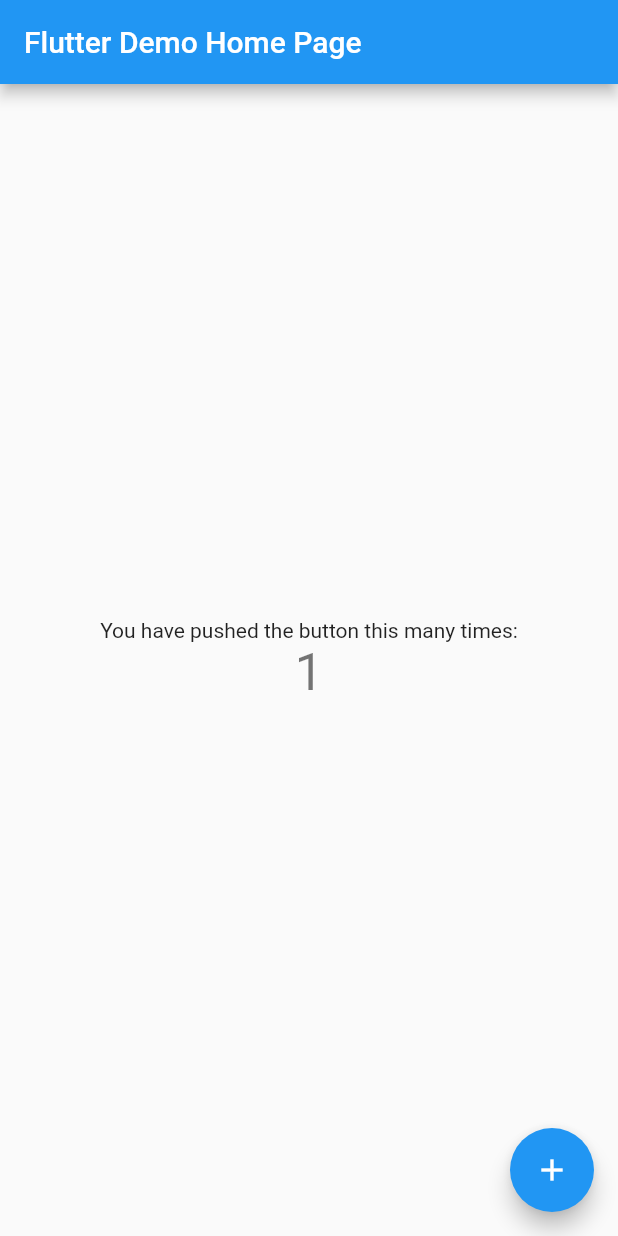
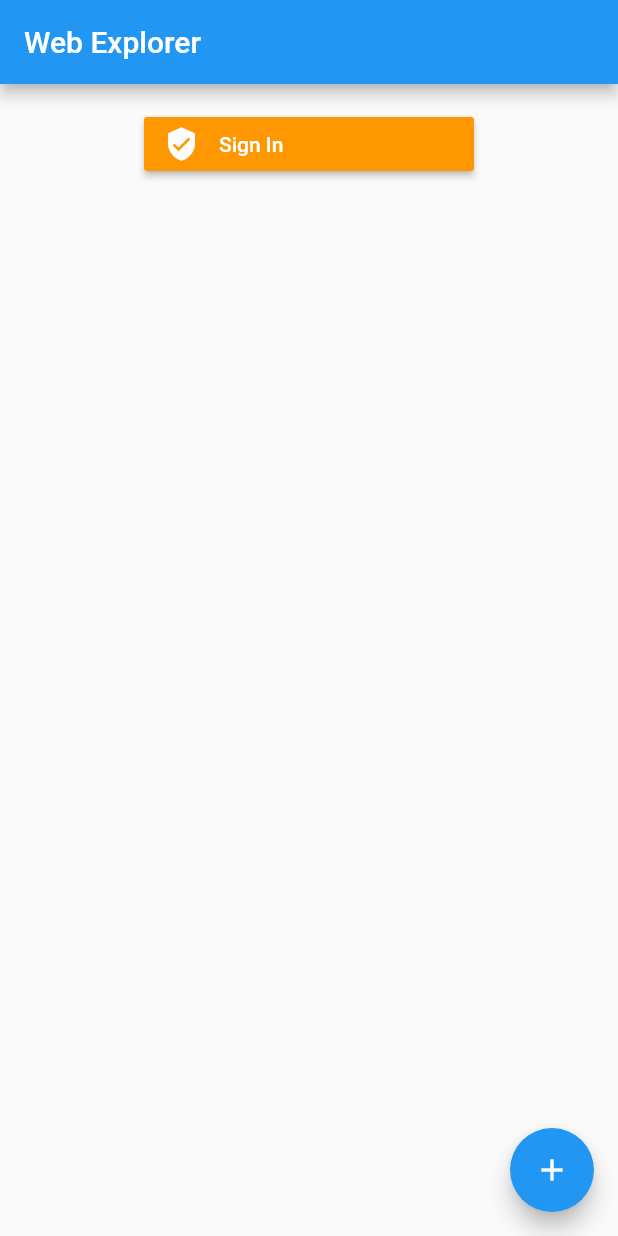
Before and after one commit to kouMatsumoto/web_explorer, a Flutter app: the screen it shows after launch, after a tap on the "add" icon, on a phone screen of 412 x 824 dp. Run offline on Flutter 3.47's test engine with Material 2 defaults, Android fonts, the phone set to English and light mode, and no system bars; our stand-ins replace firebase_auth, firebase_core, flutter_signin_button, google_sign_in, webview_flutter; accounts and stored records are empty.

```diff
--- a/lib/main.dart
+++ b/lib/main.dart
@@ -1,44 +1,42 @@
+import 'dart:io';
+
 import 'package:flutter/material.dart';
+import 'package:google_sign_in/google_sign_in.dart';
+import 'package:webview_flutter/webview_flutter.dart';
+import 'package:firebase_auth/firebase_auth.dart';
+import 'package:firebase_core/firebase_core.dart';
+import 'package:flutter_signin_button/button_builder.dart';
 
-void main() {
-  runApp(MyApp());
+Future<UserCredential> signInWithGoogle() async {
+  try {
+    final GoogleSignInAccount googleUser = await GoogleSignIn().signIn();
+    final GoogleSignInAuthentication googleAuth = await googleUser.authentication;
+    final credential = GoogleAuthProvider.credential(accessToken: googleAuth.accessToken, idToken: googleAuth.idToken);
+
+    print('GoogleSignIn credential: ' + credential.toString());
+    return await FirebaseAuth.instance.signInWithCredential(credential);
+
+  } on Exception catch (e) {
+    print('Exception: ' + e.toString());
+  }
 }
 
-class MyApp extends StatelessWidget {
-  // This widget is the root of your application.
+Future<void> main() async {
+  WidgetsFlutterBinding.ensureInitialized();
+  await Firebase.initializeApp();
+  await FirebaseAuth.instance.useEmulator('http://localhost:9099'); // to use the auth emulator for testing
+  runApp(App());
+}
+
+class App extends StatelessWidget {
   @override
   Widget build(BuildContext context) {
-    return MaterialApp(
-      title: 'Flutter Demo',
-      theme: ThemeData(
-        // This is the theme of your application.
-        //
-        // Try running your application with "flutter run". You'll see the
-        // application has a blue toolbar. Then, without quitting the app, try
-        // changing the primarySwatch below to Colors.green and then invoke
-        // "hot reload" (press "r" in the console where you ran "flutter run",
-        // or simply save your changes to "hot reload" in a Flutter IDE).
-        // Notice that the counter didn't reset back to zero; the application
-        // is not restarted.
-        primarySwatch: Colors.blue,
-      ),
-      home: MyHomePage(title: 'Flutter Demo Home Page'),
-    );
+    return MaterialApp(title: 'Web Explorer', theme: ThemeData(primarySwatch: Colors.blue), home: MyHomePage());
   }
 }
 
 class MyHomePage extends StatefulWidget {
   MyHomePage({Key key, this.title}) : super(key: key);
-
-  // This widget is the home page of your application. It is stateful, meaning
-  // that it has a State object (defined below) that contains fields that affect
-  // how it looks.
-
-  // This class is the configuration for the state. It holds the values (in this
-  // case the title) provided by the parent (in this case the App widget) and
-  // used by the build method of the State. Fields in a Widget subclass are
-  // always marked "final".
-
   final String title;
 
   @override
@@ -46,7 +44,7 @@ class MyHomePage extends StatefulWidget {
 }
 
 class _MyHomePageState extends State<MyHomePage> {
-  int _counter = 0;
+  User _user;
 
   void _incrementCounter() {
     setState(() {
@@ -55,59 +53,81 @@ class _MyHomePageState extends State<MyHomePage> {
       // so that the display can reflect the updated values. If we changed
       // _counter without calling setState(), then the build method would not be
       // called again, and so nothing would appear to happen.
-      _counter++;
+      _user = null;
+    });
+  }
+
+  @override
+  void initState() {
+    super.initState();
+    if (Platform.isAndroid) {
+      WebView.platform = SurfaceAndroidWebView();
+    }
+
+    FirebaseAuth.instance.authStateChanges().listen((User user) {
+      if (user == null) {
+        print('User is currently signed out!');
+      } else {
+        print('User is signed in! ' + user.toString());
+        print('User is signed in! user.uid: ' + user.uid);
+      }
+
+      setState(() {
+        _user = user;
+      });
     });
   }
 
   @override
   Widget build(BuildContext context) {
-    // This method is rerun every time setState is called, for instance as done
-    // by the _incrementCounter method above.
-    //
-    // The Flutter framework has been optimized to make rerunning build methods
-    // fast, so that you can just rebuild anything that needs updating rather
-    // than having to individually change instances of widgets.
     return Scaffold(
-      appBar: AppBar(
-        // Here we take the value from the MyHomePage object that was created by
-        // the App.build method, and use it to set our appbar title.
-        title: Text(widget.title),
-      ),
-      body: Center(
-        // Center is a layout widget. It takes a single child and positions it
-        // in the middle of the parent.
-        child: Column(
-          // Column is also a layout widget. It takes a list of children and
-          // arranges them vertically. By default, it sizes itself to fit its
-          // children horizontally, and tries to be as tall as its parent.
-          //
-          // Invoke "debug painting" (press "p" in the console, choose the
-          // "Toggle Debug Paint" action from the Flutter Inspector in Android
-          // Studio, or the "Toggle Debug Paint" command in Visual Studio Code)
-          // to see the wireframe for each widget.
-          //
-          // Column has various properties to control how it sizes itself and
-          // how it positions its children. Here we use mainAxisAlignment to
-          // center the children vertically; the main axis here is the vertical
-          // axis because Columns are vertical (the cross axis would be
-          // horizontal).
-          mainAxisAlignment: MainAxisAlignment.center,
-          children: <Widget>[
-            Text(
-              'You have pushed the button this many times:',
-            ),
-            Text(
-              '$_counter',
-              style: Theme.of(context).textTheme.headline4,
-            ),
-          ],
-        ),
-      ),
+      appBar: AppBar(title: Text('Web Explorer')),
+      body: _user != null ? WebViewLayout() : AuthLayout(),
       floatingActionButton: FloatingActionButton(
         onPressed: _incrementCounter,
         tooltip: 'Increment',
         child: Icon(Icons.add),
-      ), // This trailing comma makes auto-formatting nicer for build methods.
+      ),
     );
   }
 }
+
+/// Provides a UI to select a authentication type page
+class AuthLayout extends StatelessWidget {
+  final _googleSignIn = new GoogleSignIn();
+  final _auth = FirebaseAuth.instance;
+
+  @override
+  Widget build(BuildContext context) {
+    return Scaffold(
+      body: Column(
+        crossAxisAlignment: CrossAxisAlignment.start,
+        children: <Widget>[
+          Container(
+            padding: const EdgeInsets.all(16),
+            alignment: Alignment.center,
+            child: SignInButtonBuilder(
+              icon: Icons.verified_user,
+              backgroundColor: Colors.orange,
+              text: 'Sign In',
+              onPressed: () => signInWithGoogle(),
+            ),
+          ),
+        ],
+      ),
+    );
+  }
+}
+
+class WebViewLayout extends StatelessWidget {
+  @override
+  Widget build(BuildContext context) {
+    return Scaffold(
+      body: Center(
+        child: WebView(
+          initialUrl: 'https://www.google.com/',
+        ),
+      ),
+    );
+  }
+}
--- a/pubspec.yaml
+++ b/pubspec.yaml
@@ -29,6 +29,10 @@ dependencies:
   # Use with the CupertinoIcons class for iOS style icons.
   cupertino_icons: ^1.0.2
   webview_flutter: ^2.0.4
+  firebase_core: ^1.1.0
+  firebase_auth: ^1.1.2
+  flutter_signin_button: ^2.0.0
+  google_sign_in: ^5.0.2
 
 dev_dependencies:
   flutter_test:
```
Also changed, not shown: firebase.json (added), pubspec.lock, 8 other files.
